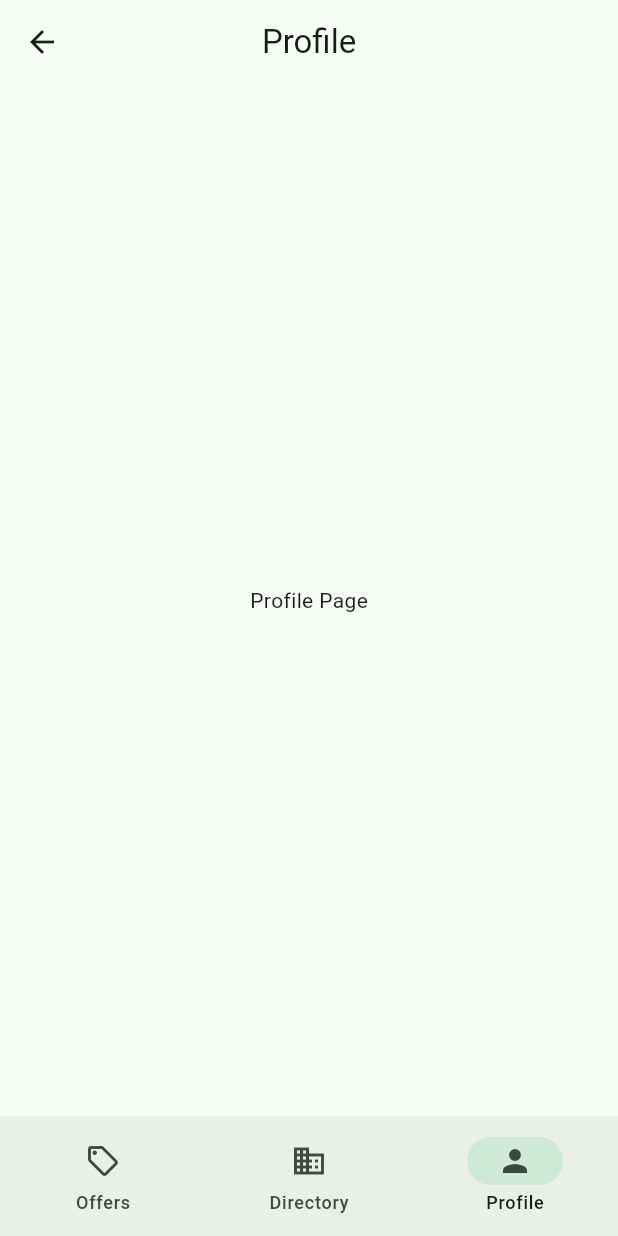
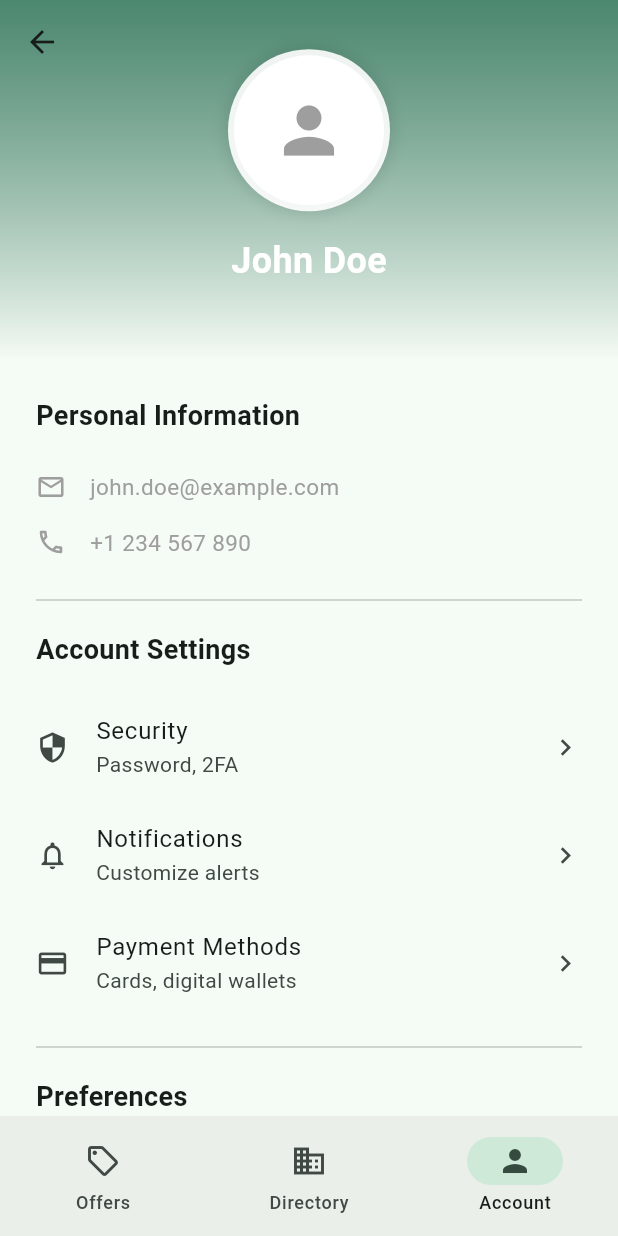
Before and after one commit to rehan-code/Makaan, a Flutter app: the HomePage screen opened by its route, item 3 of the bottom bar chosen, on a phone screen of 412 x 824 dp. Run offline on Flutter 3.47's test engine with Material 3 defaults, Android fonts, the light colour scheme and no system bars; our stand-ins replace flutter_dotenv, font_awesome_flutter, share_plus, supabase_flutter; accounts and stored records are empty; network calls fail.

Commit message:
added profile section

```diff
--- a/lib/pages/home/home_page.dart
+++ b/lib/pages/home/home_page.dart
@@ -1,7 +1,7 @@
 import 'package:flutter/material.dart';
 import 'package:makaan/pages/home/tabs/offers_page.dart';
 import 'package:makaan/pages/home/tabs/directory_page.dart';
-import 'package:makaan/pages/home/tabs/profile_page.dart';
+import 'package:makaan/pages/home/tabs/account_page.dart';
 
 class HomePage extends StatefulWidget {
   const HomePage({super.key});
@@ -16,7 +16,7 @@ class _HomePageState extends State<HomePage> {
   final List<Widget> _pages = [
     const OffersPage(),
     const DirectoryPage(),
-    const ProfilePage(),
+    const AccountPage(),
   ];
 
   @override
@@ -44,7 +44,7 @@ class _HomePageState extends State<HomePage> {
           NavigationDestination(
             icon: Icon(Icons.person_outline),
             selectedIcon: Icon(Icons.person),
-            label: 'Profile',
+            label: 'Account',
           ),
         ],
       ),
--- /dev/null
+++ b/lib/pages/home/tabs/account_page.dart
@@ -0,0 +1,260 @@
+import 'package:flutter/material.dart';
+
+class AccountPage extends StatelessWidget {
+  const AccountPage({super.key});
+
+  @override
+  Widget build(BuildContext context) {
+    return Container(
+      color: Colors.green,
+      child: SafeArea(
+        child: Scaffold(
+          body: CustomScrollView(
+            slivers: [
+              SliverAppBar(
+                expandedHeight: 240,
+                floating: false,
+                pinned: true,
+                backgroundColor: Theme.of(context).scaffoldBackgroundColor,
+                elevation: 0,
+                flexibleSpace: FlexibleSpaceBar(
+                  background: Stack(
+                    fit: StackFit.expand,
+                    children: [
+                      Container(
+                        decoration: BoxDecoration(
+                          gradient: LinearGradient(
+                            begin: Alignment.topCenter,
+                            end: Alignment.bottomCenter,
+                            colors: [
+                              Theme.of(context).primaryColor.withOpacity(0.8),
+                              Theme.of(context).scaffoldBackgroundColor,
+                            ],
+                          ),
+                        ),
+                      ),
+                      Align(
+                        alignment: const Alignment(0, -0.2),
+                        child: Column(
+                          mainAxisSize: MainAxisSize.min,
+                          children: [
+                            Container(
+                              padding: const EdgeInsets.all(4),
+                              decoration: BoxDecoration(
+                                shape: BoxShape.circle,
+                                color: Colors.white.withOpacity(0.9),
+                                boxShadow: [
+                                  BoxShadow(
+                                    color: Colors.black.withOpacity(0.1),
+                                    blurRadius: 8,
+                                    spreadRadius: 2,
+                                  ),
+                                ],
+                              ),
+                              child: const CircleAvatar(
+                                radius: 50,
+                                backgroundColor: Colors.white,
+                                child: Icon(Icons.person, size: 50, color: Colors.grey),
+                              ),
+                            ),
+                            const SizedBox(height: 16),
+                            const Text(
+                              'John Doe',
+                              style: TextStyle(
+                                fontSize: 24,
+                                fontWeight: FontWeight.w600,
+                                color: Colors.white,
+                              ),
+                            ),
+                          ],
+                        ),
+                      ),
+                    ],
+                  ),
+                ),
+              ),
+              SliverToBoxAdapter(
+                child: Column(
+                  children: [
+                    const SizedBox(height: 24),
+                    _buildProfileInfo(),
+                    const Padding(
+                      padding: EdgeInsets.symmetric(horizontal: 24),
+                      child: Divider(height: 40),
+                    ),
+                    _buildAccountSettings(),
+                    const Padding(
+                      padding: EdgeInsets.symmetric(horizontal: 24),
+                      child: Divider(height: 40),
+                    ),
+                    _buildPreferences(),
+                    const SizedBox(height: 24),
+                    _buildLogoutButton(context),
+                    const SizedBox(height: 32),
+                  ],
+                ),
+              ),
+            ],
+          ),
+        ),
+      ),
+    );
+  }
+
+  Widget _buildProfileInfo() {
+    return Padding(
+      padding: const EdgeInsets.symmetric(horizontal: 24),
+      child: Column(
+        crossAxisAlignment: CrossAxisAlignment.start,
+        children: [
+          const Text(
+            'Personal Information',
+            style: TextStyle(
+              fontSize: 18,
+              fontWeight: FontWeight.w600,
+            ),
+          ),
+          const SizedBox(height: 16),
+          _buildInfoTile(Icons.email_outlined, 'john.doe@example.com'),
+          _buildInfoTile(Icons.phone_outlined, '+1 234 567 890'),
+        ],
+      ),
+    );
+  }
+
+  Widget _buildAccountSettings() {
+    return Padding(
+      padding: const EdgeInsets.symmetric(horizontal: 24),
+      child: Column(
+        crossAxisAlignment: CrossAxisAlignment.start,
+        children: [
+          const Text(
+            'Account Settings',
+            style: TextStyle(
+              fontSize: 18,
+              fontWeight: FontWeight.w600,
+            ),
+          ),
+          const SizedBox(height: 16),
+          _buildSettingsTile(
+            Icons.security_outlined,
+            'Security',
+            'Password, 2FA',
+            onTap: () {},
+          ),
+          _buildSettingsTile(
+            Icons.notifications_outlined,
+            'Notifications',
+            'Customize alerts',
+            onTap: () {},
+          ),
+          _buildSettingsTile(
+            Icons.payment_outlined,
+            'Payment Methods',
+            'Cards, digital wallets',
+            onTap: () {},
+          ),
+        ],
+      ),
+    );
+  }
+
+  Widget _buildPreferences() {
+    return Padding(
+      padding: const EdgeInsets.symmetric(horizontal: 24),
+      child: Column(
+        crossAxisAlignment: CrossAxisAlignment.start,
+        children: [
+          const Text(
+            'Preferences',
+            style: TextStyle(
+              fontSize: 18,
+              fontWeight: FontWeight.w600,
+            ),
+          ),
+          const SizedBox(height: 16),
+          _buildSettingsTile(
+            Icons.language_outlined,
+            'Language',
+            'English (US)',
+            onTap: () {},
+          ),
+          _buildSettingsTile(
+            Icons.dark_mode_outlined,
+            'Theme',
+            'Light mode',
+            onTap: () {},
+          ),
+        ],
+      ),
+    );
+  }
+
+  Widget _buildInfoTile(IconData icon, String text) {
+    return Padding(
+      padding: const EdgeInsets.symmetric(vertical: 8),
+      child: Row(
+        children: [
+          Icon(icon, color: Colors.grey, size: 20),
+          const SizedBox(width: 16),
+          Text(
+            text,
+            style: const TextStyle(
+              fontSize: 15,
+              color: Colors.grey,
+            ),
+          ),
+        ],
+      ),
+    );
+  }
+
+  Widget _buildSettingsTile(
+    IconData icon,
+    String title,
+    String subtitle, {
+    required VoidCallback onTap,
+  }) {
+    return ListTile(
+      contentPadding: EdgeInsets.zero,
+      leading: Icon(icon, size: 22),
+      title: Text(
+        title,
+        style: const TextStyle(fontSize: 16),
+      ),
+      subtitle: Text(
+        subtitle,
+        style: const TextStyle(fontSize: 14),
+      ),
+      trailing: const Icon(Icons.chevron_right, size: 22),
+      onTap: onTap,
+    );
+  }
+
+  Widget _buildLogoutButton(BuildContext context) {
+    return Padding(
+      padding: const EdgeInsets.symmetric(horizontal: 24),
+      child: ElevatedButton(
+        onPressed: () {
+          // TODO: Implement logout functionality
+        },
+        style: ElevatedButton.styleFrom(
+          backgroundColor: Colors.red.shade400,
+          minimumSize: const Size(double.infinity, 48),
+          shape: RoundedRectangleBorder(
+            borderRadius: BorderRadius.circular(12),
+          ),
+          elevation: 0,
+        ),
+        child: const Text(
+          'Logout',
+          style: TextStyle(
+            fontSize: 16,
+            fontWeight: FontWeight.w500,
+            color: Colors.white,
+          ),
+        ),
+      ),
+    );
+  }
+}
--- a/lib/pages/home/tabs/profile_page.dart
+++ /dev/null
@@ -1,18 +0,0 @@
-import 'package:flutter/material.dart';
-
-class ProfilePage extends StatelessWidget {
-  const ProfilePage({super.key});
-
-  @override
-  Widget build(BuildContext context) {
-    return Scaffold(
-      appBar: AppBar(
-        title: const Text('Profile'),
-        centerTitle: true,
-      ),
-      body: const Center(
-        child: Text('Profile Page'),
-      ),
-    );
-  }
-}
```
